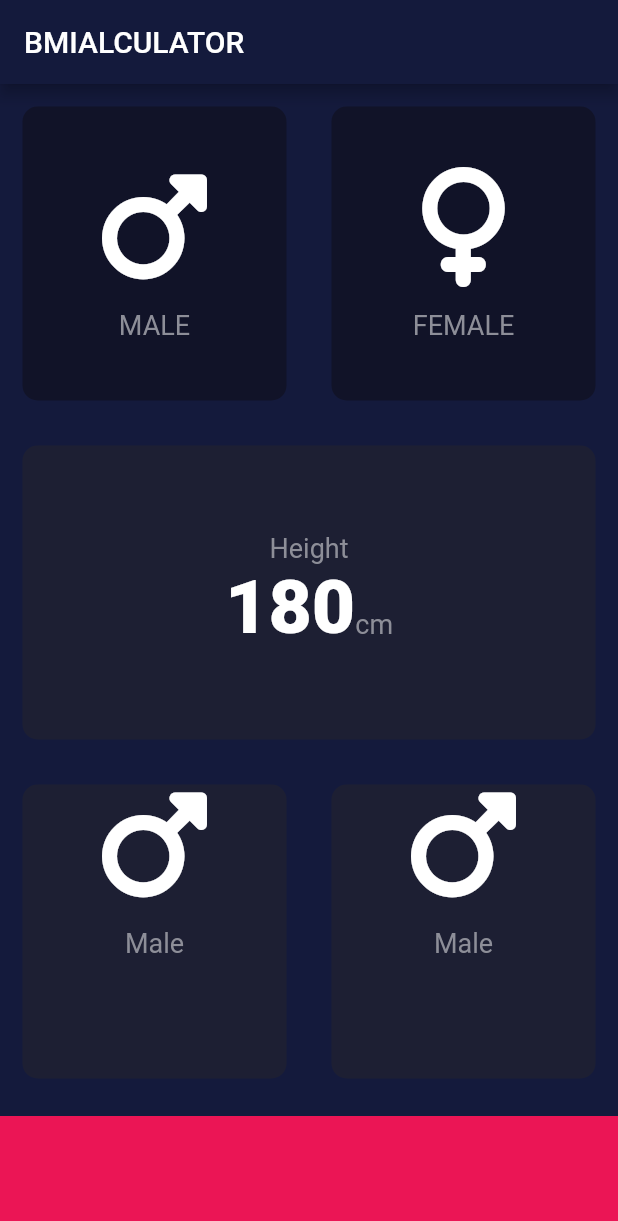
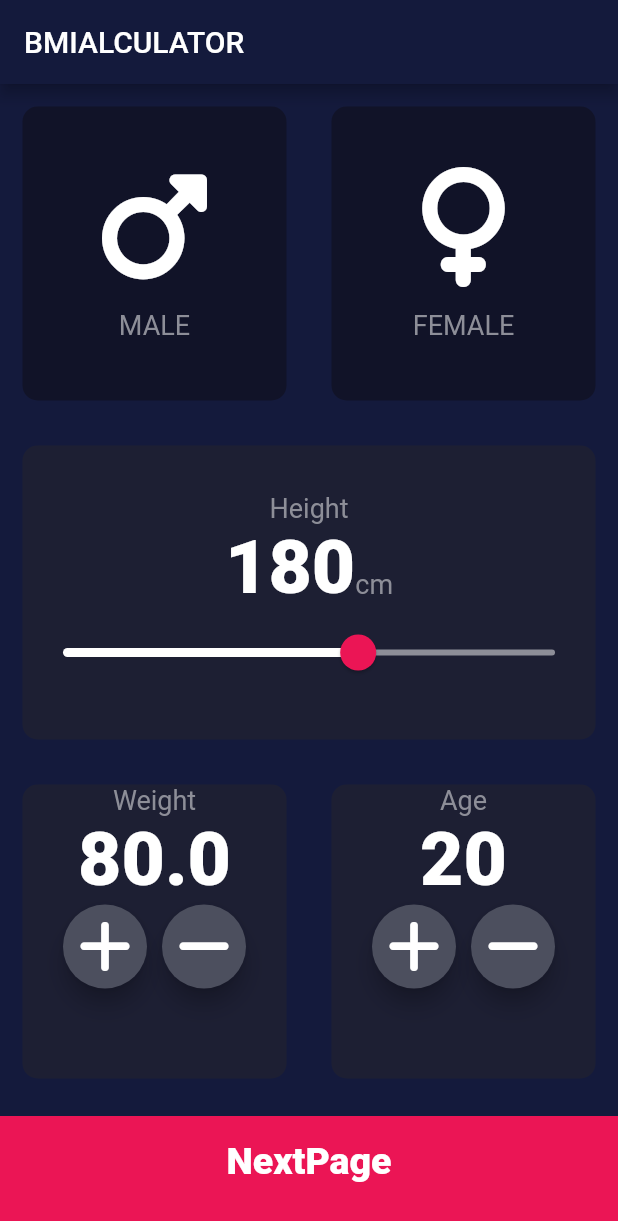
Before and after one commit to mtalharana/bmi_calculator_flutter, a Flutter app: the screen it shows after launch, on a phone screen of 412 x 824 dp. Shown: the top 1221 px of the screen. Run offline on Flutter 3.47's test engine with Material 2 defaults, Android fonts, the phone set to English and light mode, and no system bars; our stand-ins replace font_awesome_flutter.

Commit message:
after next page

```diff
--- a/lib/constants.dart
+++ b/lib/constants.dart
@@ -1,9 +1,14 @@
-import 'dart:ui';
-
 import 'package:flutter/material.dart';
 
 const klabeltextstyle = TextStyle(fontSize: 18, color: Color(0xff8d8e98));
-
+const kbuttonstyle = ButtonThemeData(
+  height: 50,
+  minWidth: 100,
+  buttonColor: Colors.white,
+  textTheme: ButtonTextTheme.primary,
+);
+double weight = 80;
+int age = 20;
 const kbottomcontainerheight = 80.0;
 const knumbertextstyle = TextStyle(fontSize: 50.0, fontWeight: FontWeight.w900);
 const Color kactivecardcolor = Color(0xff1D1F33);
--- a/lib/input_page.dart
+++ b/lib/input_page.dart
@@ -1,11 +1,12 @@
 // ignore_for_file: use_key_in_widget_constructors, library_private_types_in_public_api, prefer_const_constructors_in_immutables, prefer_const_constructors, camel_case_types, unused_label
 
-import 'package:bmi_calculator_flutter/main.dart';
+import 'package:bmi_calculator_flutter/result.dart';
 import 'package:flutter/material.dart';
 import 'package:font_awesome_flutter/font_awesome_flutter.dart';
 import 'male_female.dart';
 import 'reuseable_card.dart';
 import 'constants.dart';
+import 'result.dart';
 
 enum Gender { male, female, some }
 
@@ -16,7 +17,7 @@ class InputPage extends StatefulWidget {
 
 class _InputPageState extends State<InputPage> {
   Gender selectedgender = Gender.some;
-
+  int slidervalue = 180;
   @override
   Widget build(BuildContext context) {
     return SafeArea(
@@ -67,6 +68,7 @@ class _InputPageState extends State<InputPage> {
             ),
             Expanded(
               child: ReuseableCard(
+                onPressed: () {},
                 cardcolor: kactivecardcolor,
                 cardchild: Column(
                   mainAxisAlignment: MainAxisAlignment.center,
@@ -75,13 +77,13 @@ class _InputPageState extends State<InputPage> {
                   children: <Widget>[
                     Text('Height', style: klabeltextstyle),
                     Row(
-                      textBaseline: TextBaseline.alphabetic ,
+                      textBaseline: TextBaseline.alphabetic,
                       mainAxisAlignment: MainAxisAlignment.center,
                       crossAxisAlignment: CrossAxisAlignment.baseline,
                       // ignore: prefer_const_literals_to_create_immutables
                       children: [
                         Text(
-                          '180',
+                          slidervalue.toString(),
                           style: knumbertextstyle,
                         ),
                         Text(
@@ -89,10 +91,33 @@ class _InputPageState extends State<InputPage> {
                           style: klabeltextstyle,
                         ),
                       ],
-                    )
+                    ),
+                    SliderTheme(
+                      data: SliderTheme.of(context).copyWith(
+                        activeTrackColor: Colors.white,
+                        inactiveTrackColor: Color(0xff8d8e98),
+                        thumbColor: Color(0xffeb1555),
+                        overlayColor: Color(0x29eb1555),
+                        thumbShape: RoundSliderThumbShape(
+                          enabledThumbRadius: 12.0,
+                        ),
+                        overlayShape: RoundSliderOverlayShape(
+                          overlayRadius: 27.0,
+                        ),
+                      ),
+                      child: Slider(
+                        value: slidervalue.toDouble(),
+                        onChanged: (double newvalue) {
+                          setState(() {
+                            slidervalue = newvalue.round();
+                          });
+                        },
+                        min: 120,
+                        max: 220,
+                      ),
+                    ),
                   ],
                 ),
-                onPressed: () {},
               ),
             ),
             Expanded(
@@ -104,20 +129,36 @@ class _InputPageState extends State<InputPage> {
                       cardchild: Column(
                           // ignore: prefer_const_literals_to_create_immutables
                           children: <Widget>[
-                          Icon(
-                            FontAwesomeIcons.mars,
-                            size: 80.0,
-                          ),
-                          SizedBox(
-                            height: 15,
+                            Text(
+                              'Weight',
+                              style: klabeltextstyle,
                             ),
                             Text(
-                            'Male',
-                            style: TextStyle(
-                                fontSize: 18, color: Color(0xff8d8e98)),
-                          )
+                              weight.toString(),
+                              style: knumbertextstyle,
+                            ),
+                            Row(
+                              mainAxisAlignment: MainAxisAlignment.center,
+                              children: <Widget>[
+                                roundIconButton(
+                                  icon: FontAwesomeIcons.plus,
+                                  onPressed: () {
+                                    setState(() {
+                                      weight++;
+                                    });
+                                  },
+                                ),
+                                SizedBox(width: 10),
+                                roundIconButton(
+                                    icon: FontAwesomeIcons.minus,
+                                    onPressed: () {
+                                      setState(() {
+                                        weight--;
+                                      });
+                                    }),
                               ],
                             ),
+                          ]),
                       onPressed: () {},
                     ),
                   ),
@@ -127,35 +168,90 @@ class _InputPageState extends State<InputPage> {
                       cardchild: Column(
                           // ignore: prefer_const_literals_to_create_immutables
                           children: <Widget>[
-                          Icon(
-                            FontAwesomeIcons.mars,
-                            size: 80.0,
-                          ),
-                          SizedBox(
-                            height: 15,
+                            Text(
+                              'Age',
+                              style: klabeltextstyle,
                             ),
                             Text(
-                            'Male',
-                            style: TextStyle(
-                                fontSize: 18, color: Color(0xff8d8e98)),
-                          )
+                              age.toString(),
+                              style: knumbertextstyle,
+                            ),
+                            Row(
+                              mainAxisAlignment: MainAxisAlignment.center,
+                              children: [
+                                roundIconButton(
+                                  icon: FontAwesomeIcons.plus,
+                                  onPressed: () {
+                                    setState(() {
+                                      age++;
+                                    });
+                                  },
+                                ),
+                                SizedBox(width: 10),
+                                roundIconButton(
+                                  icon: FontAwesomeIcons.minus,
+                                  onPressed: () {
+                                    setState(() {
+                                      age--;
+                                    });
+                                  },
+                                ),
                               ],
                             ),
+                          ]),
                       onPressed: () {},
                     ),
                   ),
                 ],
               ),
             ),
-            Container(
+            GestureDetector(
+              onTap: () {
+                Navigator.push(
+                    context, MaterialPageRoute(builder: (context) => result()));
+              },
+              child: Container(
+                alignment: Alignment.center,
                 color: kbottomcontainercolor,
                 margin: EdgeInsets.only(top: 10),
+                padding: EdgeInsets.only(bottom: 20),
                 width: double.infinity,
                 height: kbottomcontainerheight,
-            )
+                child: Text(
+                  'NextPage',
+                  textAlign: TextAlign.center,
+                  style: TextStyle(
+                      fontSize: 25,
+                      fontWeight: FontWeight.w800,
+                      color: Colors.white),
+                ),
+              ),
+            ),
           ],
         ),
       ),
     );
   }
 }
+
+class roundIconButton extends StatelessWidget {
+  roundIconButton({required this.icon, required this.onPressed});
+  final IconData icon;
+  final VoidCallback? onPressed;
+
+  @override
+  Widget build(BuildContext context) {
+    return RawMaterialButton(
+      onPressed: onPressed,
+      shape: CircleBorder(),
+      fillColor: Color(0xff4c4f5e),
+      constraints: BoxConstraints.tightFor(
+        width: 56.0,
+        height: 56.0,
+      ),
+      elevation: 6,
+      child: Icon(icon,
+          color: Colors.white, size: 40.0), // ignore: deprecated_member_use
+    );
+  }
+}
```
Also changed, not shown: lib/result.dart (added, +64 -0 lines). Lines whose indentation alone changed are shown as unchanged.
